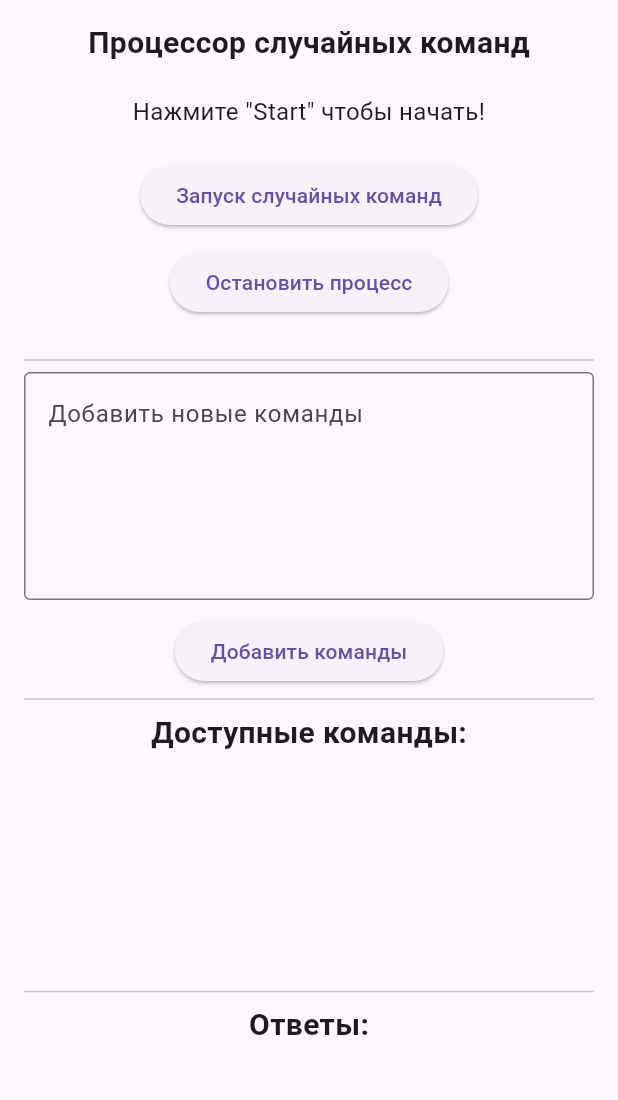
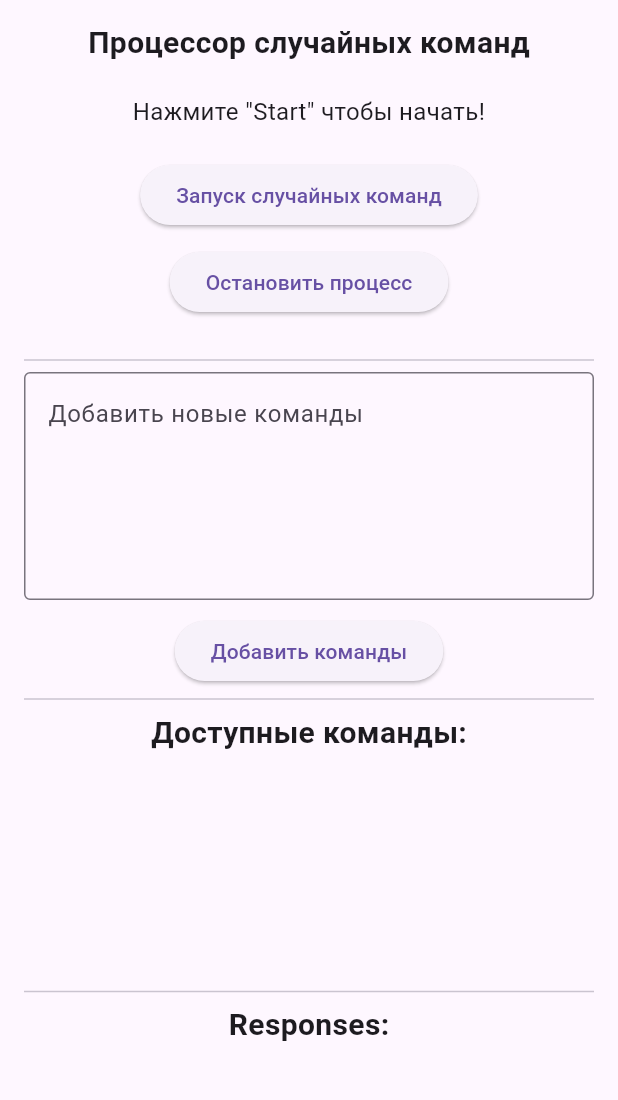
Before and after one commit to AlexanderPetrosow/speach_to_text, a Flutter app: the screen it shows after launch, on a phone screen of 412 x 824 dp, the part 63-1163 px from its top. Run offline on Flutter 3.47's test engine with Material 3 defaults, Android fonts, the phone set to English and light mode, and no system bars; our stand-ins replace file_picker, flutter_tts, permission_handler, speech_to_text.

Commit message:
change git source

```diff
--- a/lib/main.dart
+++ b/lib/main.dart
@@ -252,7 +252,7 @@ class _MyHomePageState extends State<MyHomePage> {
               ),
               const Divider(),
               const Text(
-                'Ответы:',
+                'Responses:',
                 style: TextStyle(fontSize: 20, fontWeight: FontWeight.bold),
               ),
               SizedBox(
```
